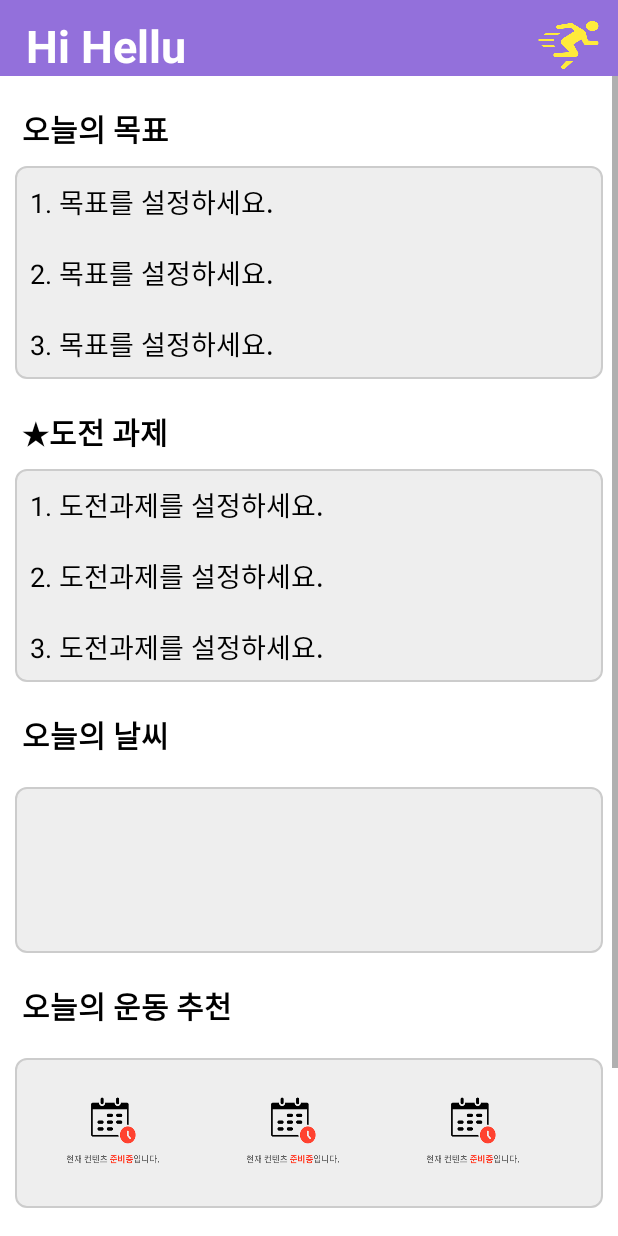
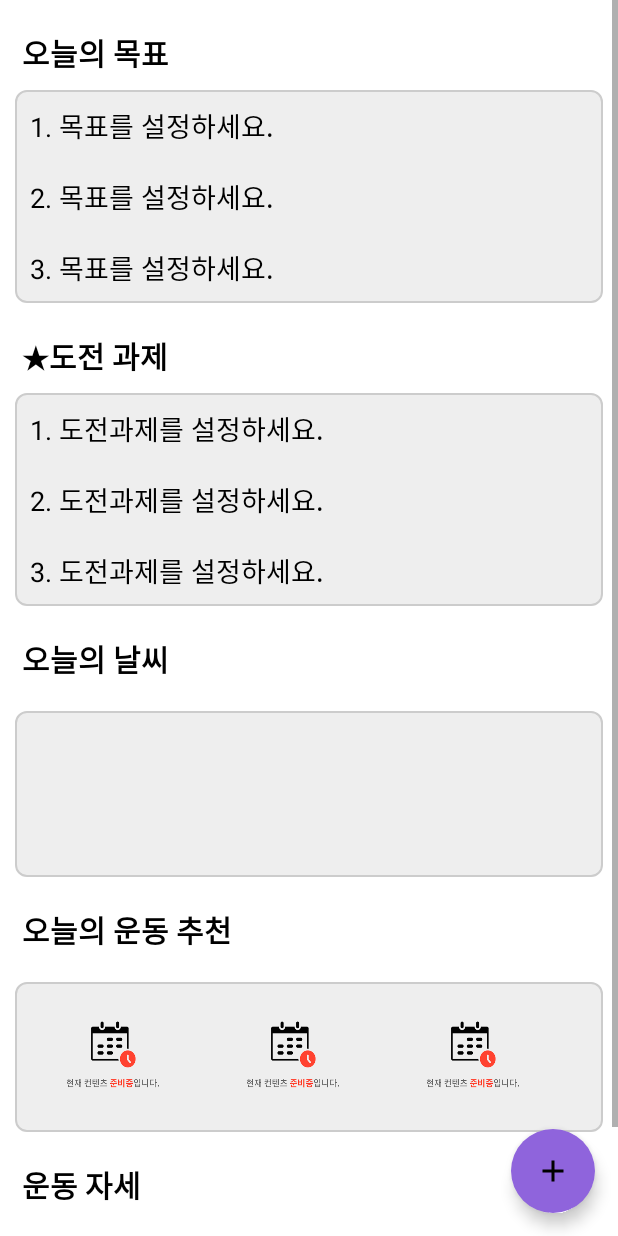
Before and after one commit to leejunho0626/Team6, an Android app: the layout fragment_home.xml on its own in the app's theme, with its tools: preview values and no code run, on a phone screen of 412 x 824 dp. Run offline under Robolectric (Android 15) with nearby library versions, the phone set to English and light mode, and no system bars.

Commit message:
홈화면(플로팅메뉴 추가)

```diff
--- a/AndroidStudioProjects/HelloRoutine/app/build.gradle
+++ b/AndroidStudioProjects/HelloRoutine/app/build.gradle
@@ -53,4 +53,5 @@ dependencies {
     implementation 'com.squareup.retrofit2:converter-gson:2.8.0'
     implementation 'com.google.android.gms:play-services-location:17.0.0'
     implementation 'com.naver.maps:map-sdk:3.12.0'
+    implementation 'com.google.android.material:material:1.1.0-beta01'
 }
--- a/AndroidStudioProjects/HelloRoutine/app/src/main/java/com/example/helloroutine/FragmentCalendar.java
+++ b/AndroidStudioProjects/HelloRoutine/app/src/main/java/com/example/helloroutine/FragmentCalendar.java
@@ -127,7 +127,6 @@ public class FragmentCalendar extends Fragment {
                 Thread thread = new Thread(new Runnable() {
                     @Override
                     public void run() {
-                        // 3초가 지나면 다이얼로그 닫기
                         TimerTask task = new TimerTask(){
                             @Override
                             public void run() {
--- /dev/null
+++ b/AndroidStudioProjects/HelloRoutine/app/src/main/res/drawable/ic_baseline_add_24.xml
@@ -0,0 +1,5 @@
+<vector android:height="24dp" android:tint="#050502"
+    android:viewportHeight="24" android:viewportWidth="24"
+    android:width="24dp" xmlns:android="http://schemas.android.com/apk/res/android">
+    <path android:fillColor="@android:color/white" android:pathData="M19,13h-6v6h-2v-6H5v-2h6V5h2v6h6v2z"/>
+</vector>
--- /dev/null
+++ b/AndroidStudioProjects/HelloRoutine/app/src/main/res/drawable/ic_baseline_directions_run_24.xml
@@ -0,0 +1,5 @@
+<vector android:autoMirrored="true" android:height="24dp"
+    android:tint="#050502" android:viewportHeight="24"
+    android:viewportWidth="24" android:width="24dp" xmlns:android="http://schemas.android.com/apk/res/android">
+    <path android:fillColor="@android:color/white" android:pathData="M13.49,5.48c1.1,0 2,-0.9 2,-2s-0.9,-2 -2,-2 -2,0.9 -2,2 0.9,2 2,2zM9.89,19.38l1,-4.4 2.1,2v6h2v-7.5l-2.1,-2 0.6,-3c1.3,1.5 3.3,2.5 5.5,2.5v-2c-1.9,0 -3.5,-1 -4.3,-2.4l-1,-1.6c-0.4,-0.6 -1,-1 -1.7,-1 -0.3,0 -0.5,0.1 -0.8,0.1l-5.2,2.2v4.7h2v-3.4l1.8,-0.7 -1.6,8.1 -4.9,-1 -0.4,2 7,1.4z"/>
+</vector>
--- /dev/null
+++ b/AndroidStudioProjects/HelloRoutine/app/src/main/res/drawable/ic_baseline_directions_walk_24.xml
@@ -0,0 +1,5 @@
+<vector android:autoMirrored="true" android:height="24dp"
+    android:tint="#050502" android:viewportHeight="24"
+    android:viewportWidth="24" android:width="24dp" xmlns:android="http://schemas.android.com/apk/res/android">
+    <path android:fillColor="@android:color/white" android:pathData="M13.5,5.5c1.1,0 2,-0.9 2,-2s-0.9,-2 -2,-2 -2,0.9 -2,2 0.9,2 2,2zM9.8,8.9L7,23h2.1l1.8,-8 2.1,2v6h2v-7.5l-2.1,-2 0.6,-3C14.8,12 16.8,13 19,13v-2c-1.9,0 -3.5,-1 -4.3,-2.4l-1,-1.6c-0.4,-0.6 -1,-1 -1.7,-1 -0.3,0 -0.5,0.1 -0.8,0.1L6,8.3V13h2V9.6l1.8,-0.7"/>
+</vector>
--- /dev/null
+++ b/AndroidStudioProjects/HelloRoutine/app/src/main/res/drawable/ic_baseline_timer_24.xml
@@ -0,0 +1,6 @@
+<vector android:height="24dp" android:tint="#050502"
+    android:viewportHeight="24" android:viewportWidth="24"
+    android:width="24dp" xmlns:android="http://schemas.android.com/apk/res/android">
+    <path android:fillColor="@android:color/white" android:pathData="M9,1h6v2h-6z"/>
+    <path android:fillColor="@android:color/white" android:pathData="M19.03,7.39l1.42,-1.42c-0.43,-0.51 -0.9,-0.99 -1.41,-1.41l-1.42,1.42C16.07,4.74 14.12,4 12,4c-4.97,0 -9,4.03 -9,9c0,4.97 4.02,9 9,9s9,-4.03 9,-9C21,10.88 20.26,8.93 19.03,7.39zM13,14h-2V8h2V14z"/>
+</vector>
--- a/AndroidStudioProjects/HelloRoutine/app/src/main/res/layout/fragment_home.xml
+++ b/AndroidStudioProjects/HelloRoutine/app/src/main/res/layout/fragment_home.xml
@@ -1,5 +1,6 @@
 <?xml version="1.0" encoding="utf-8"?>
-<LinearLayout xmlns:android="http://schemas.android.com/apk/res/android"
+<androidx.coordinatorlayout.widget.CoordinatorLayout xmlns:android="http://schemas.android.com/apk/res/android"
+    xmlns:app="http://schemas.android.com/apk/res-auto"
     android:layout_width="match_parent"
     android:layout_height="match_parent"
     android:background="#9370DB"
@@ -7,33 +8,8 @@
 
     <LinearLayout
         android:layout_width="match_parent"
-        android:layout_height="wrap_content"
-        android:orientation="horizontal">
-
-        <TextView
-            android:layout_width="wrap_content"
-            android:layout_height="wrap_content"
-            android:text=" Hi Hellu"
-            android:layout_marginTop="10dp"
-            android:layout_marginLeft="10dp"
-            android:textStyle="bold"
-            android:textColor="@color/white"
-            android:textSize="30dp"/>
-
-        <ImageButton
-            android:layout_width="50dp"
-            android:layout_height="40dp"
-            android:layout_marginTop="10dp"
-            android:layout_marginLeft="230dp"
-            android:background="@drawable/running_image"
-            android:backgroundTint="#FFEB3B"/>
-
-
-    </LinearLayout>
-
-    <LinearLayout
-        android:layout_width="match_parent"
         android:layout_height="match_parent"
+        android:orientation="vertical"
         android:background="@color/white">
 
         <ScrollView
@@ -238,7 +214,6 @@
 
                     </LinearLayout>
 
-
                 </LinearLayout>
 
                 <TextView
@@ -321,12 +296,53 @@
             </LinearLayout>
 
 
+
         </ScrollView>
-
-
-    </LinearLayout>
 
 
 
 
-</LinearLayout>
+    </LinearLayout>
+    <com.google.android.material.floatingactionbutton.FloatingActionButton
+        android:id="@+id/fab2"
+        android:layout_width="wrap_content"
+        android:layout_height="wrap_content"
+        android:layout_gravity="bottom|end"
+        android:layout_marginBottom="140dp"
+        android:layout_marginRight="15sp"
+        android:src="@drawable/ic_baseline_directions_walk_24"
+        android:visibility="invisible"
+        app:backgroundTint="#9370DB"
+        app:elevation="6dp"
+        app:pressedTranslationZ="12dp"
+        android:contentDescription="TODO" />
+
+
+    <com.google.android.material.floatingactionbutton.FloatingActionButton
+        android:id="@+id/fab1"
+        android:layout_width="wrap_content"
+        android:layout_height="wrap_content"
+        android:layout_gravity="bottom|end"
+        android:layout_marginBottom="80dp"
+        android:layout_marginRight="15sp"
+        android:src="@drawable/ic_baseline_directions_run_24"
+        android:visibility="invisible"
+        app:backgroundTint="#9370DB"
+        app:elevation="6dp"
+        app:pressedTranslationZ="12dp" />
+
+    <com.google.android.material.floatingactionbutton.FloatingActionButton
+        android:id="@+id/fab"
+        android:layout_width="wrap_content"
+        android:layout_height="wrap_content"
+        android:layout_gravity="bottom|end"
+        android:layout_margin="15sp"
+        android:backgroundTint="#8F64DC"
+        android:src="@drawable/ic_baseline_add_24"
+        app:borderWidth="0dp"/>
+
+
+
+
+
+</androidx.coordinatorlayout.widget.CoordinatorLayout>
```
Also changed, not shown: AndroidStudioProjects/HelloRoutine/app/src/main/java/com/example/helloroutine/FragmentHome.java (+88 -5 lines), AndroidStudioProjects/HelloRoutine/app/src/main/java/com/example/helloroutine/MainActivity.java (+30 -0 lines), AndroidStudioProjects/HelloRoutine/app/src/main/res/anim/fab_close.xml (added, +19 -0 lines), AndroidStudioProjects/HelloRoutine/app/src/main/res/anim/fab_open.xml (added, +18 -0 lines).
